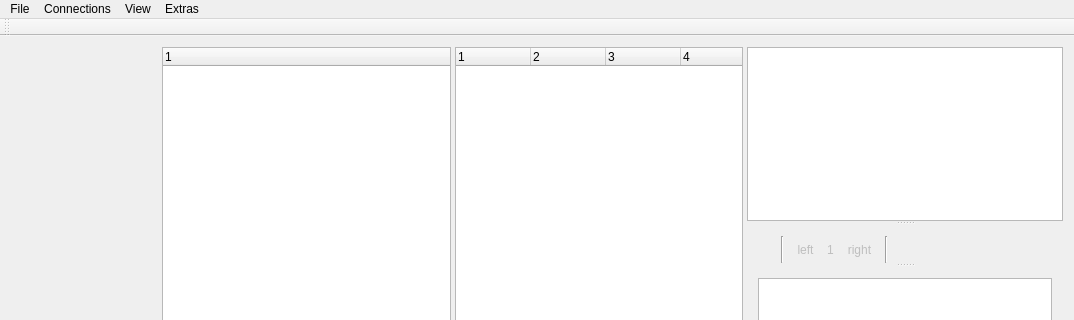
This is ODBC_Query/ODBC_Query.ui in Edder/odbc-query as Qt 5 draws it before an edit; both pictures show x 0 to 1074 and y 0 to 320 of the 1074 by 672 pixel window. The edited form follows.
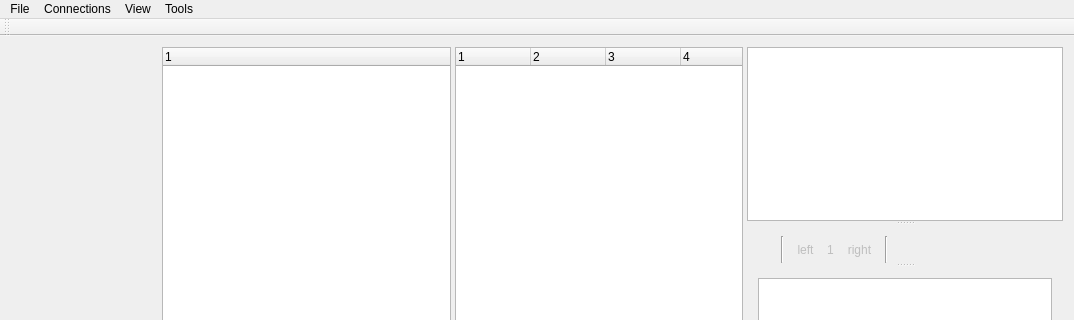
This is the edited form. Icons and pictures are not drawn. Custom widgets are drawn as their Qt base class.

Commit message: [11] - improved the threading at executing a statement      - added options menu

```diff
--- a/ODBC_Query/ODBC_Query.ui
+++ b/ODBC_Query/ODBC_Query.ui
@@ -456,16 +456,16 @@
     <addaction name="ShowToolbarAction"/>
     <addaction name="SyntaxHighlightingAction"/>
    </widget>
-   <widget class="QMenu" name="ExtrasMenu">
+   <widget class="QMenu" name="ToolsMenu">
     <property name="title">
-     <string>Extras</string>
+     <string>Tools</string>
     </property>
     <addaction name="OptionsAction"/>
    </widget>
    <addaction name="FileMenu"/>
    <addaction name="ConnectionsMenu"/>
    <addaction name="ViewMenu"/>
-   <addaction name="ExtrasMenu"/>
+   <addaction name="ToolsMenu"/>
   </widget>
   <widget class="QStatusBar" name="StatusBar"/>
   <widget class="QToolBar" name="ToolBar">
```
Left out of the diff: 6 changed lines with no effect on the pictures. The commit also changes 16 other files.
